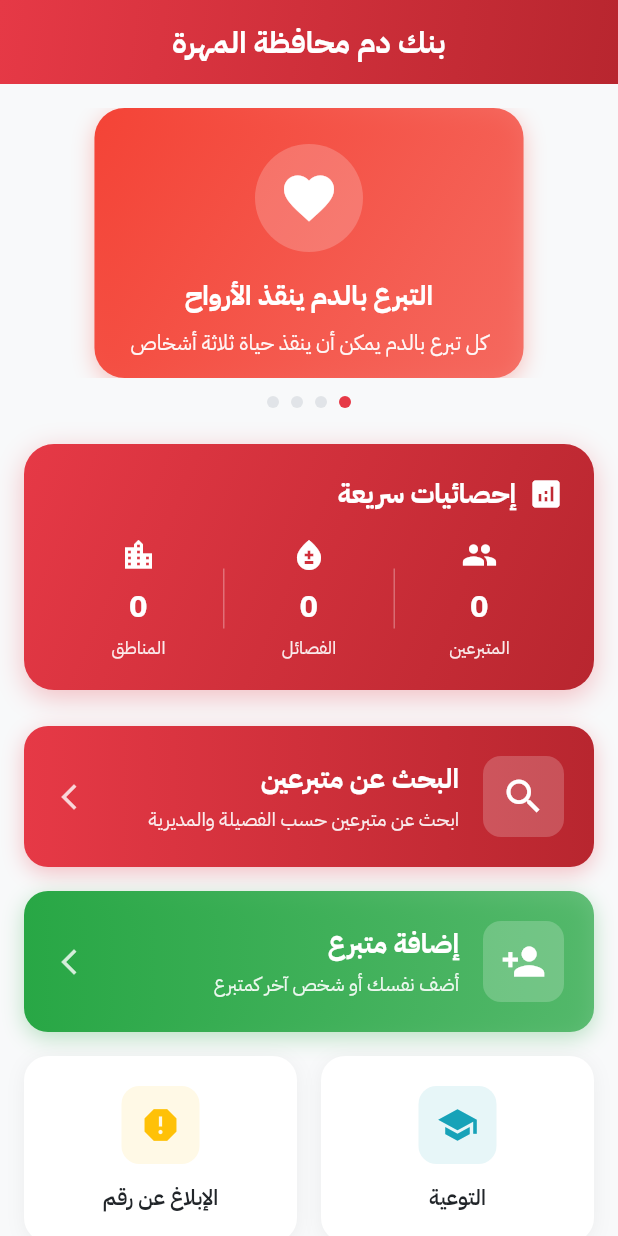
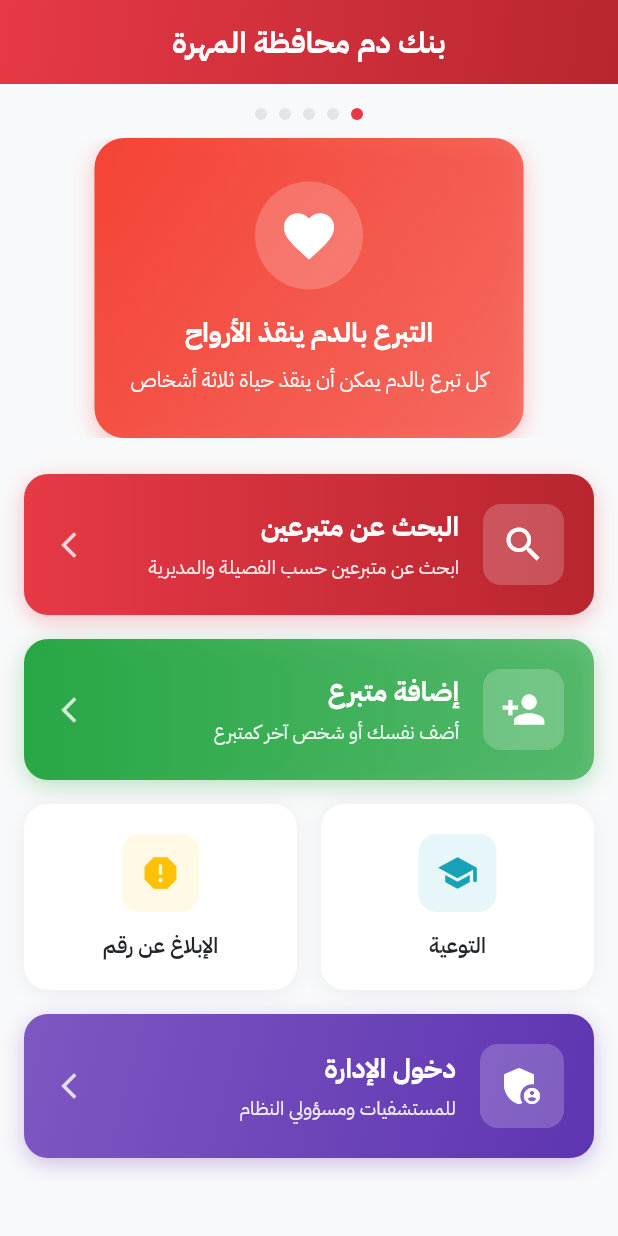
Before and after one commit to salehbagomri/mahrah_blood_bank_app, a Flutter app: the screen it shows after launch, on a phone screen of 412 x 824 dp. Run offline on Flutter 3.47's test engine with Material 3 defaults, Android fonts, the phone set to English and light mode, and no system bars; drawn by our look-alikes of carousel_slider, smooth_page_indicator; our stand-ins replace flutter_spinkit, supabase_flutter; accounts and stored records are empty.

Commit message:
تحسين: سلايدر بعرض كامل مع شريحة احصائيات ونقاط في الاعلى

```diff
--- a/lib/screens/home/home_screen.dart
+++ b/lib/screens/home/home_screen.dart
@@ -62,11 +62,6 @@ class _HomeScreenState extends State<HomeScreen> {
 
               // سلايدر التوعية
               _buildAwarenessSlider(),
-
-              const SizedBox(height: 24),
-
-              // إحصائيات سريعة
-              _buildQuickStats(),
 
               const SizedBox(height: 24),
 
@@ -172,6 +167,10 @@ class _HomeScreenState extends State<HomeScreen> {
 
   /// سلايدر التوعية
   Widget _buildAwarenessSlider() {
+    return Consumer<StatisticsProvider>(
+      builder: (context, provider, _) {
+        final totalDonors = provider.statistics?.totalDonors ?? 0;
+
         final slides = [
           _AwarenessSlide(
             icon: Icons.favorite,
@@ -197,30 +196,16 @@ class _HomeScreenState extends State<HomeScreen> {
             description: 'انضم لآلاف المتبرعين واصنع الفرق',
             color: Colors.blue,
           ),
+          _StatisticsSlide(
+            totalDonors: totalDonors,
+          ),
         ];
 
-    return Column(
+        return Padding(
+          padding: const EdgeInsets.symmetric(horizontal: 16),
+          child: Column(
             children: [
-        CarouselSlider(
-          items: slides,
-          carouselController: _carouselController,
-          options: CarouselOptions(
-            height: 180,
-            viewportFraction: 0.85,
-            enlargeCenterPage: true,
-            enableInfiniteScroll: true,
-            autoPlay: true,
-            autoPlayInterval: const Duration(seconds: 5),
-            autoPlayAnimationDuration: const Duration(milliseconds: 800),
-            autoPlayCurve: Curves.easeInOut,
-            onPageChanged: (index, reason) {
-              setState(() {
-                _currentSlideIndex = index;
-              });
-            },
-          ),
-        ),
-        const SizedBox(height: 12),
+              // النقاط في الأعلى
               AnimatedSmoothIndicator(
                 activeIndex: _currentSlideIndex,
                 count: slides.length,
@@ -234,97 +219,26 @@ class _HomeScreenState extends State<HomeScreen> {
                   _carouselController.animateToPage(index);
                 },
               ),
-      ],
-    );
-  }
-
-  /// إحصائيات سريعة
-  Widget _buildQuickStats() {
-    return Consumer<StatisticsProvider>(
-      builder: (context, provider, _) {
-        if (provider.isLoading && provider.statistics == null) {
-          return const SizedBox.shrink();
-        }
-
-        if (provider.statistics == null) {
-          return const SizedBox.shrink();
-        }
-
-        final stats = provider.statistics!;
-
-        return Container(
-          margin: const EdgeInsets.symmetric(horizontal: 16),
-          padding: const EdgeInsets.all(20),
-          decoration: BoxDecoration(
-            gradient: const LinearGradient(
-              colors: [AppColors.primary, AppColors.primaryDark],
-              begin: Alignment.topLeft,
-              end: Alignment.bottomRight,
+              const SizedBox(height: 12),
+              // السلايدر
+              CarouselSlider(
+                items: slides,
+                carouselController: _carouselController,
+                options: CarouselOptions(
+                  height: 200,
+                  viewportFraction: 1.0,
+                  enlargeCenterPage: false,
+                  enableInfiniteScroll: true,
+                  autoPlay: true,
+                  autoPlayInterval: const Duration(seconds: 5),
+                  autoPlayAnimationDuration: const Duration(milliseconds: 800),
+                  autoPlayCurve: Curves.easeInOut,
+                  onPageChanged: (index, reason) {
+                    setState(() {
+                      _currentSlideIndex = index;
+                    });
+                  },
                 ),
-            borderRadius: BorderRadius.circular(20),
-            boxShadow: [
-              BoxShadow(
-                color: AppColors.primary.withOpacity(0.3),
-                blurRadius: 15,
-                offset: const Offset(0, 5),
-              ),
-            ],
-          ),
-          child: Column(
-            children: [
-              Row(
-                children: [
-                  Icon(
-                    Icons.analytics,
-                    color: Colors.white,
-                    size: 24,
-                  ),
-                  const SizedBox(width: 8),
-                  Text(
-                    'إحصائيات سريعة',
-                    style: const TextStyle(
-                      color: Colors.white,
-                      fontSize: 18,
-                      fontWeight: FontWeight.bold,
-                    ),
-                  ),
-                ],
-              ),
-              const SizedBox(height: 16),
-              Row(
-                children: [
-                  Expanded(
-                    child: _QuickStatItem(
-                      icon: Icons.people,
-                      label: 'المتبرعين',
-                      value: '${stats.totalDonors}',
-                    ),
-                  ),
-                  Container(
-                    width: 1,
-                    height: 40,
-                    color: Colors.white.withOpacity(0.3),
-                  ),
-                  Expanded(
-                    child: _QuickStatItem(
-                      icon: Icons.bloodtype,
-                      label: 'الفصائل',
-                      value: '${stats.bloodTypeDistribution.length}',
-                    ),
-                  ),
-                  Container(
-                    width: 1,
-                    height: 40,
-                    color: Colors.white.withOpacity(0.3),
-                  ),
-                  Expanded(
-                    child: _QuickStatItem(
-                      icon: Icons.location_city,
-                      label: 'المناطق',
-                      value: '${stats.districtDistribution.length}',
-                    ),
-                  ),
-                ],
               ),
             ],
           ),
@@ -332,6 +246,7 @@ class _HomeScreenState extends State<HomeScreen> {
       },
     );
   }
+
 
   /// كارد تسجيل دخول الإدارة
   Widget _buildAdminLoginCard() {
@@ -436,7 +351,6 @@ class _AwarenessSlide extends StatelessWidget {
   @override
   Widget build(BuildContext context) {
     return Container(
-      margin: const EdgeInsets.symmetric(horizontal: 5),
       decoration: BoxDecoration(
         gradient: LinearGradient(
           colors: [color, color.withOpacity(0.7)],
@@ -500,45 +414,94 @@ class _AwarenessSlide extends StatelessWidget {
   }
 }
 
-/// عنصر إحصائيات سريع
-class _QuickStatItem extends StatelessWidget {
-  final IconData icon;
-  final String label;
-  final String value;
+/// شريحة الإحصائيات
+class _StatisticsSlide extends StatelessWidget {
+  final int totalDonors;
 
-  const _QuickStatItem({
-    required this.icon,
-    required this.label,
-    required this.value,
+  const _StatisticsSlide({
+    required this.totalDonors,
   });
 
   @override
   Widget build(BuildContext context) {
-    return Column(
+    return Container(
+      decoration: BoxDecoration(
+        gradient: const LinearGradient(
+          colors: [AppColors.primary, AppColors.primaryDark],
+          begin: Alignment.topLeft,
+          end: Alignment.bottomRight,
+        ),
+        borderRadius: BorderRadius.circular(20),
+        boxShadow: [
+          BoxShadow(
+            color: AppColors.primary.withOpacity(0.3),
+            blurRadius: 12,
+            offset: const Offset(0, 4),
+          ),
+        ],
+      ),
+      child: Material(
+        color: Colors.transparent,
+        child: Padding(
+          padding: const EdgeInsets.all(24),
+          child: Column(
+            mainAxisAlignment: MainAxisAlignment.center,
             children: [
-        Icon(
-          icon,
+              Container(
+                padding: const EdgeInsets.all(16),
+                decoration: BoxDecoration(
+                  color: Colors.white.withOpacity(0.2),
+                  shape: BoxShape.circle,
+                ),
+                child: const Icon(
+                  Icons.analytics,
                   color: Colors.white,
-          size: 24,
+                  size: 40,
+                ),
+              ),
+              const SizedBox(height: 16),
+              const Text(
+                'إحصائيات المتبرعين',
+                style: TextStyle(
+                  color: Colors.white,
+                  fontSize: 18,
+                  fontWeight: FontWeight.bold,
+                ),
+                textAlign: TextAlign.center,
+              ),
+              const SizedBox(height: 12),
+              Row(
+                mainAxisAlignment: MainAxisAlignment.center,
+                children: [
+                  const Icon(
+                    Icons.people,
+                    color: Colors.white,
+                    size: 32,
+                  ),
+                  const SizedBox(width: 12),
+                  Text(
+                    '$totalDonors',
+                    style: const TextStyle(
+                      color: Colors.white,
+                      fontSize: 48,
+                      fontWeight: FontWeight.bold,
+                    ),
+                  ),
+                ],
               ),
               const SizedBox(height: 8),
               Text(
-          value,
-          style: const TextStyle(
-            color: Colors.white,
-            fontSize: 20,
-            fontWeight: FontWeight.bold,
+                'متبرع مسجل في النظام',
+                style: TextStyle(
+                  color: Colors.white.withOpacity(0.95),
+                  fontSize: 14,
+                ),
+                textAlign: TextAlign.center,
+              ),
+            ],
           ),
         ),
-        const SizedBox(height: 4),
-        Text(
-          label,
-          style: TextStyle(
-            color: Colors.white.withOpacity(0.9),
-            fontSize: 12,
       ),
-        ),
-      ],
     );
   }
 }
```
Lines whose indentation alone changed are shown as unchanged.
